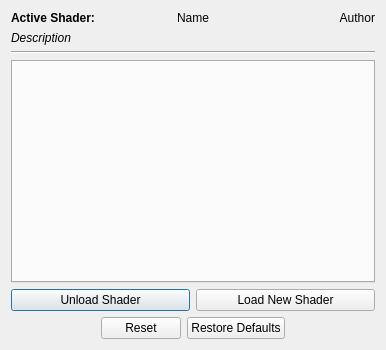
First picture: the form in src/platform/qt/ShaderSelector.ui, repository zx14855735/mgbax, before the edit.
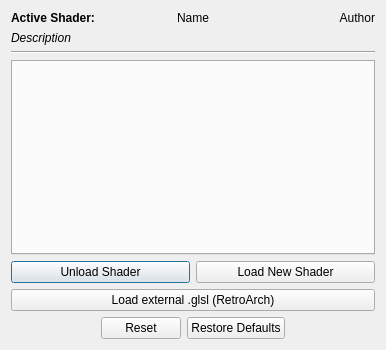
Second picture: the form after the edit.

```diff
--- a/src/platform/qt/ShaderSelector.ui
+++ b/src/platform/qt/ShaderSelector.ui
@@ -97,6 +97,13 @@
       </widget>
      </item>
      <item row="1" column="0" colspan="2">
+      <widget class="QPushButton" name="loadExternal">
+       <property name="text">
+        <string>Load external .glsl (RetroArch)</string>
+       </property>
+      </widget>
+     </item>
+     <item row="2" column="0" colspan="2">
       <widget class="QDialogButtonBox" name="buttonBox">
        <property name="orientation">
         <enum>Qt::Horizontal</enum>
```
